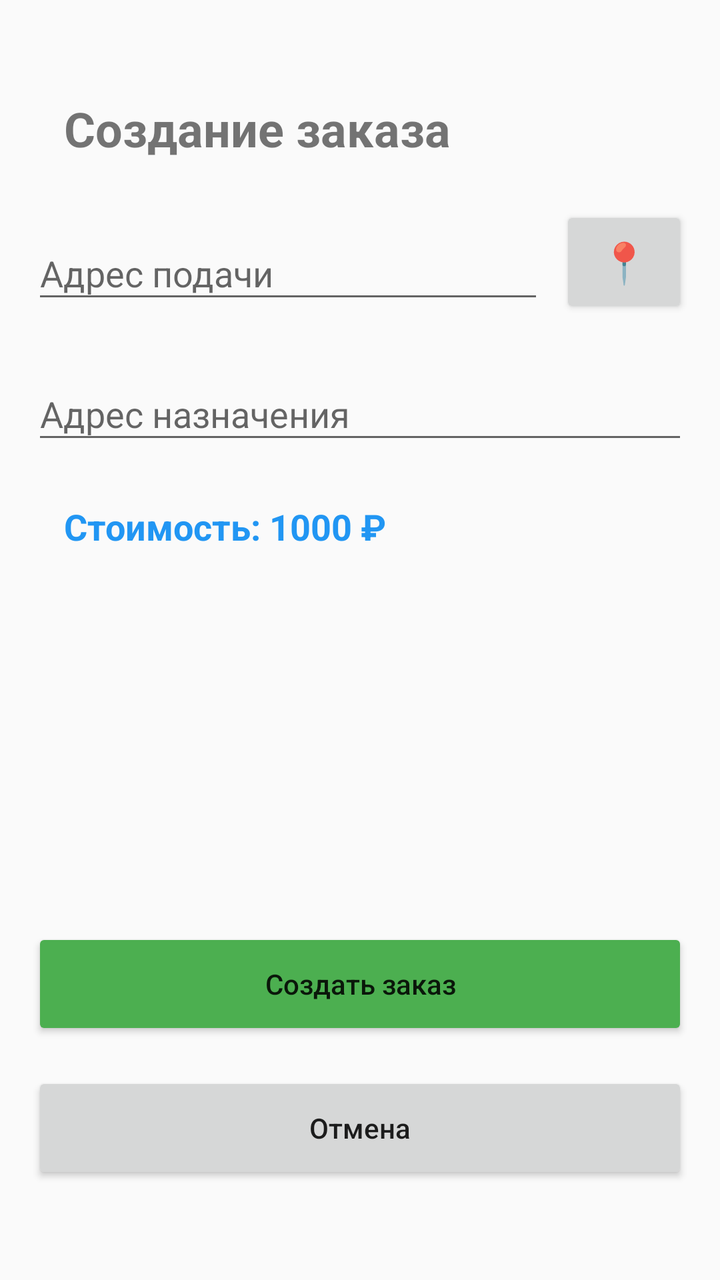
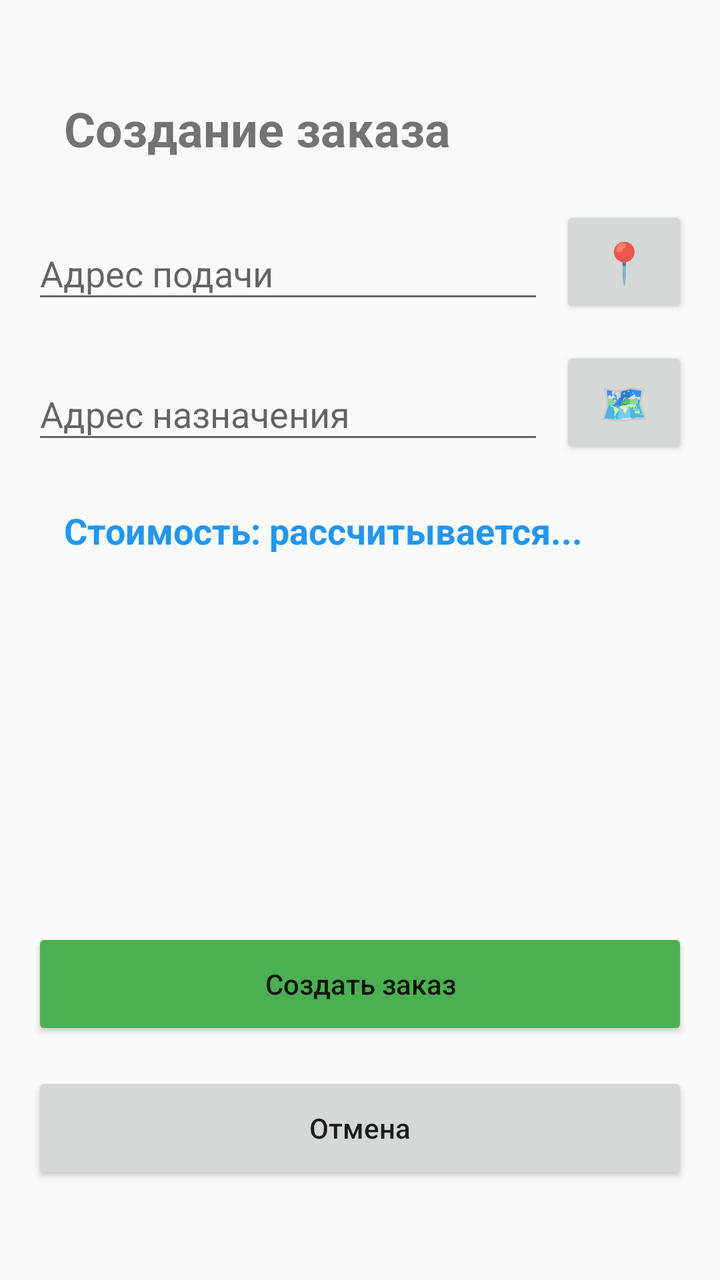

Two renders of the same Android screen: before a commit and after it. Below are the layout's source before the change and the commit's diff.
<!-- AndroidManifest.xml: application theme Theme.AppCompat.Light.DarkActionBar -->
<!-- res/layout/activity_create_order.xml -->
<?xml version="1.0" encoding="utf-8"?>
<androidx.constraintlayout.widget.ConstraintLayout
    xmlns:android="http://schemas.android.com/apk/res/android"
    xmlns:app="http://schemas.android.com/apk/res-auto"
    android:layout_width="match_parent"
    android:layout_height="match_parent"
    android:padding="16dp"
    android:fitsSystemWindows="true">

    <TextView
        android:id="@+id/title"
        android:layout_width="wrap_content"
        android:layout_height="wrap_content"
        android:text="Создание заказа"
        android:textSize="24sp"
        android:textStyle="bold"
        app:layout_constraintTop_toTopOf="parent"
        app:layout_constraintStart_toStartOf="parent"
        android:layout_marginTop="32dp"
        android:layout_marginStart="16dp" />

    <androidx.constraintlayout.widget.ConstraintLayout
        android:id="@+id/pickupContainer"
        android:layout_width="0dp"
        android:layout_height="wrap_content"
        app:layout_constraintTop_toBottomOf="@id/title"
        app:layout_constraintStart_toStartOf="parent"
        app:layout_constraintEnd_toEndOf="parent"
        android:layout_marginTop="24dp">

        <com.google.android.material.textfield.TextInputLayout
            android:id="@+id/pickupLayout"
            android:layout_width="0dp"
            android:layout_height="wrap_content"
            android:hint="Адрес подачи"
            app:layout_constraintTop_toTopOf="parent"
            app:layout_constraintStart_toStartOf="parent"
            app:layout_constraintEnd_toStartOf="@id/btnCurrentLocation"
            app:layout_constraintHorizontal_weight="4"
            android:layout_marginEnd="8dp">

            <EditText
                android:id="@+id/etPickupAddress"
                android:layout_width="match_parent"
                android:layout_height="wrap_content" />
        </com.google.android.material.textfield.TextInputLayout>

        <Button
            android:id="@+id/btnCurrentLocation"
            android:layout_width="0dp"
            android:layout_height="56dp"
            android:text="📍"
            android:textSize="20sp"
            app:layout_constraintTop_toTopOf="@id/pickupLayout"
            app:layout_constraintBottom_toBottomOf="@id/pickupLayout"
            app:layout_constraintStart_toEndOf="@id/pickupLayout"
            app:layout_constraintEnd_toEndOf="parent"
            app:layout_constraintHorizontal_weight="1" />
    </androidx.constraintlayout.widget.ConstraintLayout>

    <com.google.android.material.textfield.TextInputLayout
        android:id="@+id/dropoffLayout"
        android:layout_width="0dp"
        android:layout_height="wrap_content"
        android:hint="Адрес назначения"
        app:layout_constraintTop_toBottomOf="@id/pickupContainer"
        app:layout_constraintStart_toStartOf="parent"
        app:layout_constraintEnd_toEndOf="parent"
        android:layout_marginTop="16dp">

        <EditText
            android:id="@+id/etDropoffAddress"
            android:layout_width="match_parent"
            android:layout_height="wrap_content" />
    </com.google.android.material.textfield.TextInputLayout>

    <TextView
        android:id="@+id/tvPrice"
        android:layout_width="wrap_content"
        android:layout_height="wrap_content"
        android:text="Стоимость: 1000 ₽"
        android:textSize="18sp"
        android:textStyle="bold"
        android:textColor="#2196F3"
        app:layout_constraintTop_toBottomOf="@id/dropoffLayout"
        app:layout_constraintStart_toStartOf="parent"
        android:layout_marginTop="24dp"
        android:layout_marginStart="16dp" />

    <Button
        android:id="@+id/btnCreateOrder"
        android:layout_width="0dp"
        android:layout_height="56dp"
        android:text="Создать заказ"
        android:textAllCaps="false"
        android:backgroundTint="#4CAF50"
        app:layout_constraintBottom_toTopOf="@id/btnCancel"
        app:layout_constraintStart_toStartOf="parent"
        app:layout_constraintEnd_toEndOf="parent"
        android:layout_marginBottom="16dp" />

    <Button
        android:id="@+id/btnCancel"
        android:layout_width="0dp"
        android:layout_height="56dp"
        android:text="Отмена"
        android:textAllCaps="false"
        app:layout_constraintBottom_toBottomOf="parent"
        app:layout_constraintStart_toStartOf="parent"
        app:layout_constraintEnd_toEndOf="parent"
        android:layout_marginBottom="32dp" />

</androidx.constraintlayout.widget.ConstraintLayout>
<!-- resources referenced by this layout -->
<resources>

</resources>

<!-- the commit's change to res/layout/activity_create_order.xml (unified diff, before → after) -->
@@ -19,6 +19,7 @@
         android:layout_marginTop="32dp"
         android:layout_marginStart="16dp" />
 
+    
     <androidx.constraintlayout.widget.ConstraintLayout
         android:id="@+id/pickupContainer"
         android:layout_width="0dp"
@@ -58,31 +59,55 @@
             app:layout_constraintHorizontal_weight="1" />
     </androidx.constraintlayout.widget.ConstraintLayout>
 
-    <com.google.android.material.textfield.TextInputLayout
-        android:id="@+id/dropoffLayout"
+    
+    <androidx.constraintlayout.widget.ConstraintLayout
+        android:id="@+id/dropoffContainer"
         android:layout_width="0dp"
         android:layout_height="wrap_content"
-        android:hint="Адрес назначения"
         app:layout_constraintTop_toBottomOf="@id/pickupContainer"
         app:layout_constraintStart_toStartOf="parent"
         app:layout_constraintEnd_toEndOf="parent"
         android:layout_marginTop="16dp">
 
-        <EditText
-            android:id="@+id/etDropoffAddress"
-            android:layout_width="match_parent"
-            android:layout_height="wrap_content" />
-    </com.google.android.material.textfield.TextInputLayout>
+        <com.google.android.material.textfield.TextInputLayout
+            android:id="@+id/dropoffLayout"
+            android:layout_width="0dp"
+            android:layout_height="wrap_content"
+            android:hint="Адрес назначения"
+            app:layout_constraintTop_toTopOf="parent"
+            app:layout_constraintStart_toStartOf="parent"
+            app:layout_constraintEnd_toStartOf="@id/btnSelectOnMap"
+            app:layout_constraintHorizontal_weight="4"
+            android:layout_marginEnd="8dp">
+
+            <EditText
+                android:id="@+id/etDropoffAddress"
+                android:layout_width="match_parent"
+                android:layout_height="wrap_content" />
+        </com.google.android.material.textfield.TextInputLayout>
+
+        <Button
+            android:id="@+id/btnSelectOnMap"
+            android:layout_width="0dp"
+            android:layout_height="56dp"
+            android:text="🗺️"
+            android:textSize="20sp"
+            app:layout_constraintTop_toTopOf="@id/dropoffLayout"
+            app:layout_constraintBottom_toBottomOf="@id/dropoffLayout"
+            app:layout_constraintStart_toEndOf="@id/dropoffLayout"
+            app:layout_constraintEnd_toEndOf="parent"
+            app:layout_constraintHorizontal_weight="1" />
+    </androidx.constraintlayout.widget.ConstraintLayout>
 
     <TextView
         android:id="@+id/tvPrice"
         android:layout_width="wrap_content"
         android:layout_height="wrap_content"
-        android:text="Стоимость: 1000 ₽"
+        android:text="Стоимость: рассчитывается..."
         android:textSize="18sp"
         android:textStyle="bold"
         android:textColor="#2196F3"
-        app:layout_constraintTop_toBottomOf="@id/dropoffLayout"
+        app:layout_constraintTop_toBottomOf="@id/dropoffContainer"
         app:layout_constraintStart_toStartOf="parent"
         android:layout_marginTop="24dp"
         android:layout_marginStart="16dp" />
